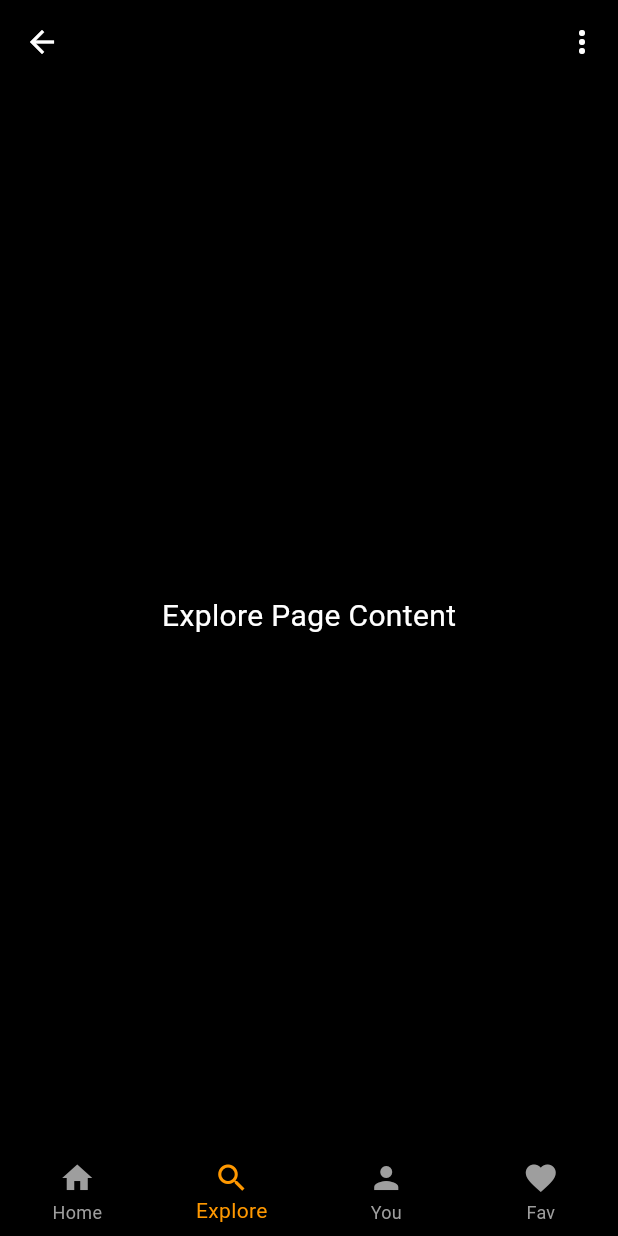
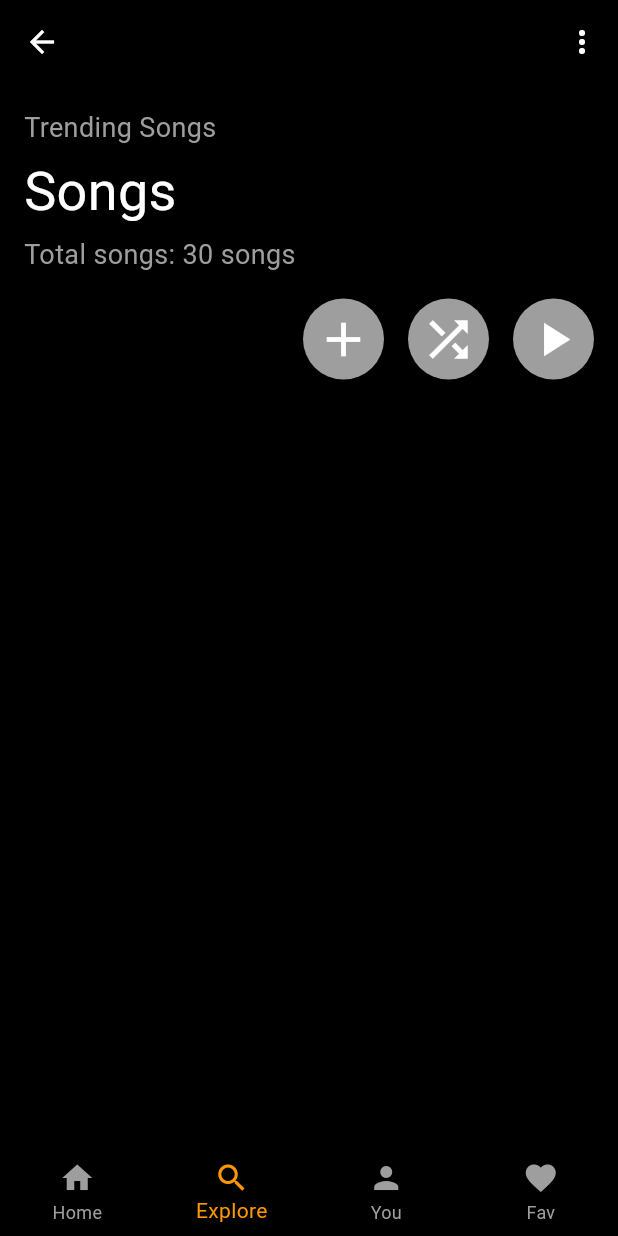
Before and after one commit to ATG-AVI/musicui_app, a Flutter app: the screen it shows after launch, item 2 of the bottom bar chosen, on a phone screen of 412 x 824 dp. Run offline on Flutter 3.47's test engine with Material 3 defaults, Android fonts, the light colour scheme and no system bars.

Commit message:
Explore page half

```diff
--- a/lib/pages/explore_page.dart
+++ b/lib/pages/explore_page.dart
@@ -19,16 +19,86 @@ class ExplorePage extends StatelessWidget {
           ),
         ],
       ),
+      backgroundColor: Colors.black,
       body: Container(
         color: Colors.black,
-        child: Center(
-          child: Text(
-            'Explore Page Content',
-            style: TextStyle(
-              color: Colors.white,
-              fontSize: 20,
+        child: Column(
+          crossAxisAlignment: CrossAxisAlignment.start,
+          children: [
+            Padding(
+              padding: const EdgeInsets.all(16.0),
+              child: Column(
+                crossAxisAlignment: CrossAxisAlignment.start,
+                children: [
+                  Text(
+                    'Trending Songs',
+                    style: TextStyle(
+                      color: Colors.grey,
+                      fontSize: 18,
+                    ),
+                  ),
+                  SizedBox(height: 4),
+                  Text(
+                    'Songs',
+                    style: TextStyle(
+                      color: Colors.white,
+                      fontSize: 36,
+                    ),
+                  ),
+                  SizedBox(height: 4),
+                  Text(
+                    'Total songs: 30 songs',
+                    style: TextStyle(
+                      color: Colors.grey,
+                      fontSize: 18,
+                    ),
+                  ),
+                  SizedBox(height: 16),
+                  Row(
+                    mainAxisAlignment: MainAxisAlignment.end,
+                    children: [
+                      Container(
+                        decoration: BoxDecoration(
+                          color: Colors.grey,
+                          shape: BoxShape.circle,
+                        ),
+                        child: IconButton(
+                          iconSize: 38, // Increase icon size
+                          icon: Icon(Icons.add, color: Colors.white),
+                          onPressed: () {},
+                        ),
+                      ),
+                      SizedBox(width: 16), // Increase space between icons
+                      Container(
+                        decoration: BoxDecoration(
+                          color: Colors.grey,
+                          shape: BoxShape.circle,
+                        ),
+                        child: IconButton(
+                          iconSize: 38, // Increase icon size
+                          icon: Icon(Icons.shuffle, color: Colors.white),
+                          onPressed: () {},
+                        ),
+                      ),
+                      SizedBox(width: 16), // Increase space between icons
+                      Container(
+                        decoration: BoxDecoration(
+                          color: Colors.grey,
+                          shape: BoxShape.circle,
+                        ),
+                        child: IconButton(
+                          iconSize: 38, // Increase icon size
+                          icon: Icon(Icons.play_arrow, color: Colors.white),
+                          onPressed: () {},
+                        ),
+                      ),
+                    ],
+                  ),
+                ],
+              ),
             ),
-          ),
+            // Add more content here as needed
+          ],
         ),
       ),
     );
```
